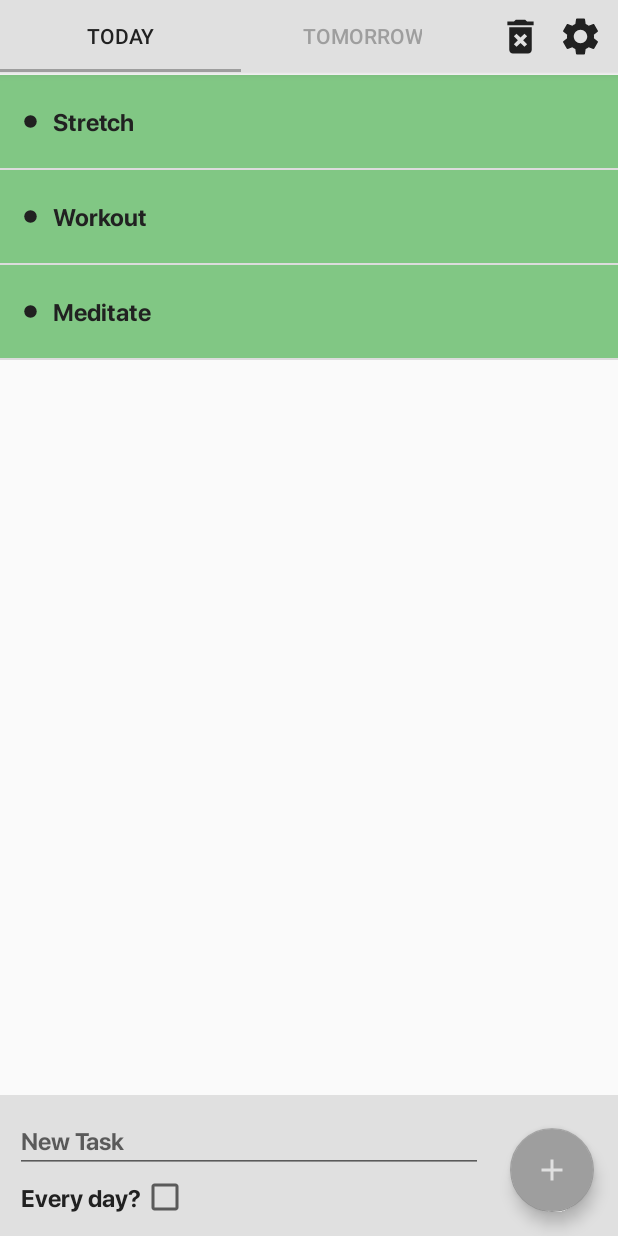
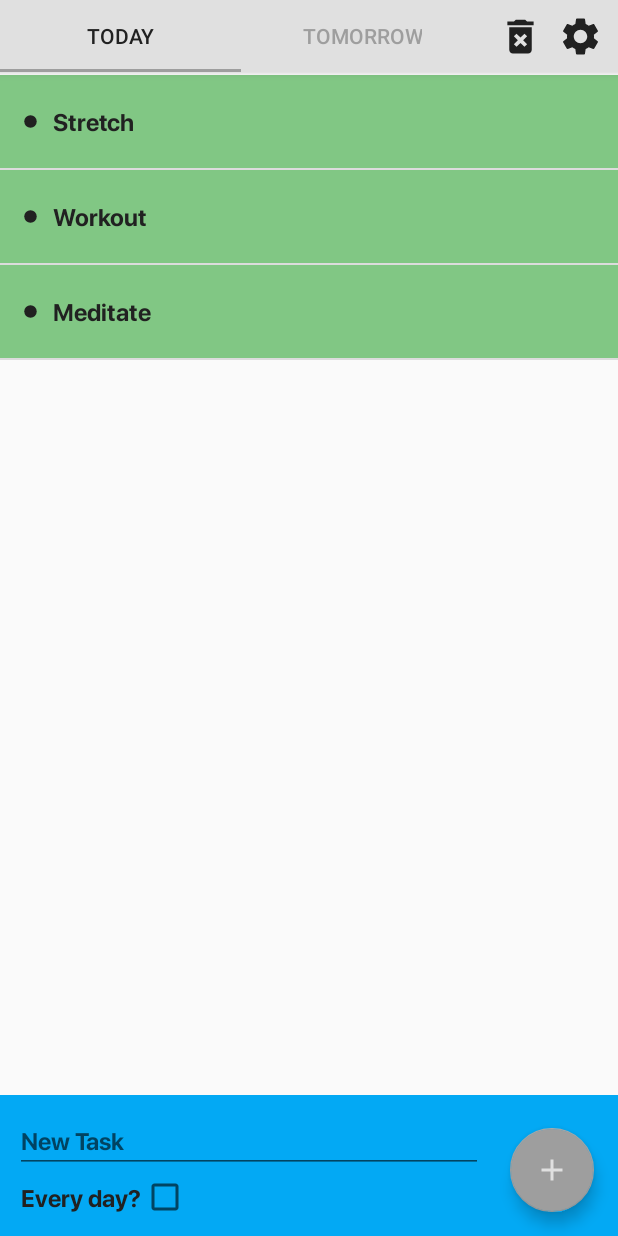
Before and after one commit to dwestaway/SatisfyingToDoList, an Android app: the screen it shows after launch (MainActivity), after a tap on an icon or button, on a phone screen of 412 x 824 dp. Run offline under Robolectric (Android 15) with nearby library versions, the phone set to English and light mode, and no system bars; 3 other taps on this screen came first.

Commit message:
New task
Added functionality for adding new tasks, fixed bugs with crashing and not correctly setting task colour after tasks are deleted

```diff
--- a/app/src/main/java/com/dwestaway/satisfyingtodolist/MainActivity.java
+++ b/app/src/main/java/com/dwestaway/satisfyingtodolist/MainActivity.java
@@ -95,7 +95,8 @@ public class MainActivity extends AppCompatActivity {
                     //if new task is not empty
                     if(!newTaskString.matches(""))
                     {
-                        Toast.makeText(getApplicationContext(), "text view is not empty", Toast.LENGTH_LONG).show();
+                        //send task to fragment
+                        Fragment_main1.newTask(newTaskString);
 
                         newTaskEditText.setText("");
                     }
--- a/app/src/main/java/com/dwestaway/satisfyingtodolist/ui/main/ListAdapter.java
+++ b/app/src/main/java/com/dwestaway/satisfyingtodolist/ui/main/ListAdapter.java
@@ -50,6 +50,7 @@ public class ListAdapter extends BaseAdapter {
         text.setText(listItemModel.getTaskText());
 
         return convertView;
+
     }
 
 
--- a/app/src/main/res/layout/activity_main.xml
+++ b/app/src/main/res/layout/activity_main.xml
@@ -84,7 +84,7 @@
         android:id="@+id/newTaskLayout"
         android:layout_width="match_parent"
         android:layout_height="wrap_content"
-        android:background="@color/lightGrey"
+        android:background="@color/blue"
         android:paddingTop="9dp"
         android:paddingLeft="10dp"
         android:paddingRight="10dp"
--- a/app/src/main/res/values/colors.xml
+++ b/app/src/main/res/values/colors.xml
@@ -8,4 +8,5 @@
     <color name="textGrey">#212121</color>
     <color name="green">#81C784</color>
     <color name="red">#EF5350</color>
+    <color name="blue">#03A9F4</color>
 </resources>
```
Also changed, not shown: app/src/main/java/com/dwestaway/satisfyingtodolist/ui/main/Fragment_main1.java (+32 -10 lines).
